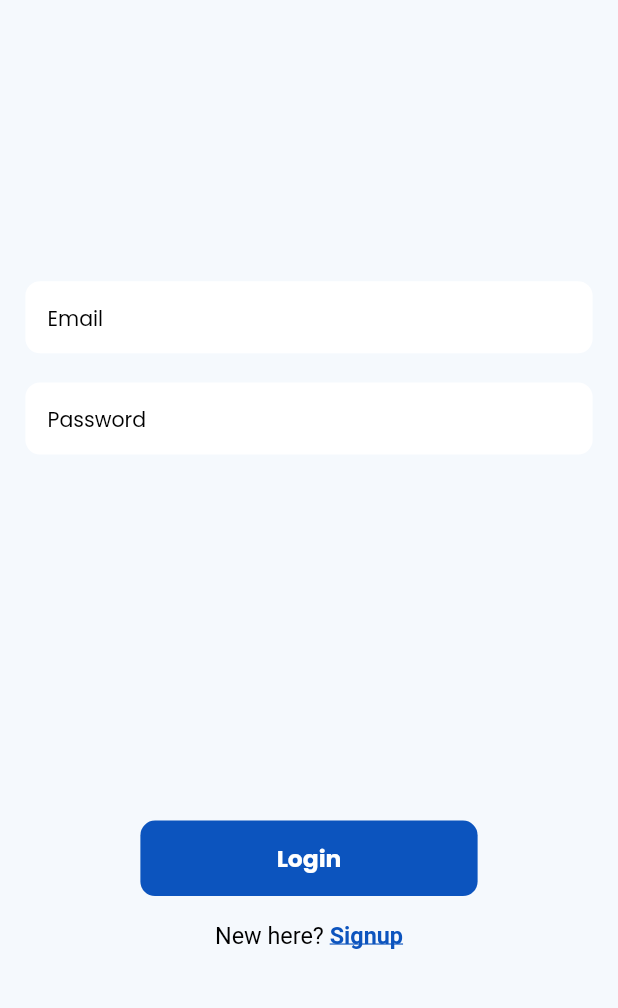
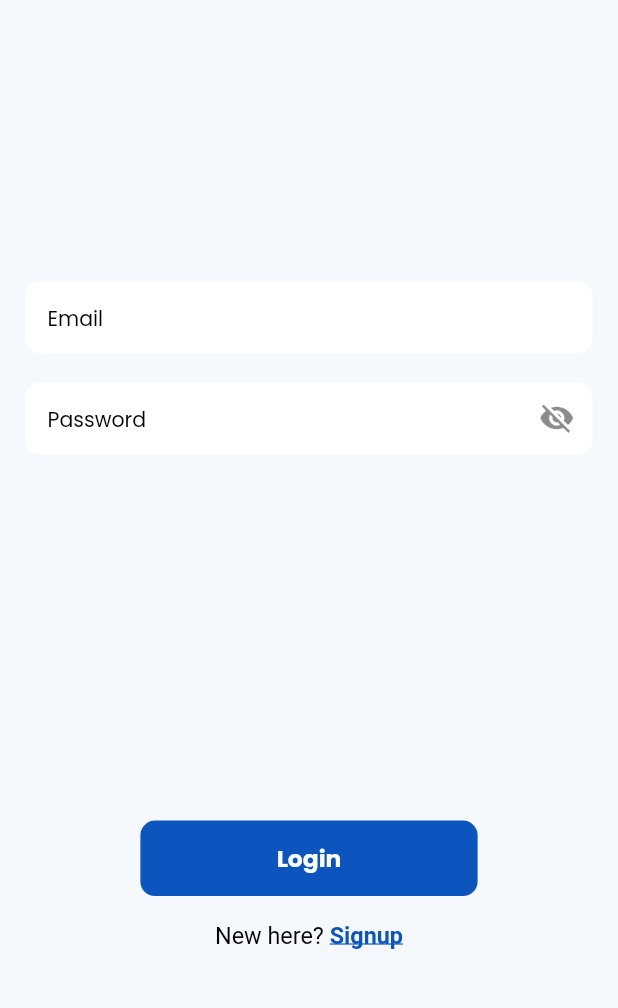
Before and after one commit to SamirOk123/NewsApp, a Flutter app: the screen it shows once a user with an empty profile is signed in, after a tap on the "logout" icon, on a phone screen of 412 x 824 dp, the part 146-1154 px from its top. Run offline on Flutter 3.47's test engine with Material 3 defaults, Android fonts, the phone set to English and light mode, and no system bars; our stand-ins replace cloud_firestore, dartz, dio, firebase_auth, firebase_core, firebase_remote_config and 4 more; accounts and stored records are empty; network calls fail.

Commit message:
implemented all funcionalities, resolved all bugs so far

```diff
--- a/lib/application/news_provider.dart
+++ b/lib/application/news_provider.dart
@@ -21,48 +21,52 @@ class NewsProvider extends ChangeNotifier {
       const None();
 
   Future<void> getNews() async {
+    _setLoadingState();
+    final countryCodeResult = await newsFacade.getCountryCodeFromRemoteConfig();
+
+    countryCodeResult.fold(
+      (failure) => _handleCountryCodeFailure(failure),
+      (countryCode) => _handleCountryCodeSuccess(countryCode),
+    );
+  }
+
+  void _setLoadingState() {
     isLoading = true;
-    newsFailureOrSuccess = const None();
+    isError = false;
     notifyListeners();
-    final Either<RemoteConfigureFailure, String> countryCodeOption =
-        await newsFacade.getCountryCodeFromRemoteConfig();
+  }
 
-    countryCodeOption.fold((failure) async {
-      isLoading = false;
-      countryCodeFailureOrSuccess = Some(left(failure));
-      notifyListeners();
-      final Either<MainFailure, News> newsOption =
-          await newsFacade.getNews(countryCode: countryCode);
+  void _handleCountryCodeFailure(RemoteConfigureFailure failure) async {
+    isLoading = false;
+    countryCodeFailureOrSuccess = Some(left(failure));
+    notifyListeners();
+    await _fetchNews();
+  }
 
-      newsOption.fold((failure) {
-        isLoading = false;
-        newsFailureOrSuccess = Some(left(failure));
-        notifyListeners();
-      }, (success) {
-        isLoading = false;
-        news = success;
-        newsFailureOrSuccess = Some(right(success));
-        notifyListeners();
-      });
-    }, (success) async {
-      countryCode = success;
-      countryCodeFailureOrSuccess = Some(right(success));
-      notifyListeners();
-      final Either<MainFailure, News> newsOption =
-          await newsFacade.getNews(countryCode: countryCode);
+  void _handleCountryCodeSuccess(String countryCode) async {
+    this.countryCode = countryCode;
+    countryCodeFailureOrSuccess = Some(right(countryCode));
+    notifyListeners();
+    await _fetchNews();
+  }
 
-      newsOption.fold((failure) {
+  Future<void> _fetchNews() async {
+    final newsOption = await newsFacade.getNews(countryCode: countryCode);
+
+    newsOption.fold(
+      (failure) {
         isError = true;
         isLoading = false;
         newsFailureOrSuccess = Some(left(failure));
         notifyListeners();
-      }, (success) {
+      },
+      (news) {
         isError = false;
         isLoading = false;
-        news = success;
-        newsFailureOrSuccess = Some(right(success));
+        this.news = news;
+        newsFailureOrSuccess = Some(right(news));
         notifyListeners();
-      });
-    });
+      },
+    );
   }
 }
--- /dev/null
+++ b/lib/application/textfield_provider.dart
@@ -0,0 +1,53 @@
+import 'package:flutter/material.dart';
+import 'package:injectable/injectable.dart';
+
+@injectable
+class TextfieldProvider extends ChangeNotifier {
+  bool _isVisible = false;
+  bool get isVisible => _isVisible;
+
+  //Strong password requirement
+  RegExp strongPassword =
+      RegExp(r'^(?=.*?[A-Z])(?=.*?[a-z])(?=.*?[0-9])(?=.*?[!@#$&*~]).{8,}$');
+
+  //Validated Email Requirement
+  RegExp emailRequirement = RegExp(
+      r"^[a-zA-Z0-9.a-zA-Z0-9.!#$%&'*+-/=?^_`{|}~]+@[a-zA-Z0-9]+\.[a-zA-Z]+");
+
+  //General Validator
+  validator(String value, String message) {
+    if (value.isEmpty) {
+      return message;
+    } else {
+      return null;
+    }
+  }
+
+  //Email validator
+  emailValidator(String value) {
+    if (value.isEmpty) {
+      return "Email is required";
+    } else if (!emailRequirement.hasMatch(value)) {
+      return "Email is not valid";
+    } else {
+      return null;
+    }
+  }
+
+  //Password validator with strong password requirement
+  passwordValidator(String value) {
+    if (value.isEmpty) {
+      return "Password is required";
+    } else if (!strongPassword.hasMatch(value)) {
+      return "8+ chars, 1 uppercase, 1 lowercase, 1 number, 1 special (e.g., !@#\$&*~)";
+    } else {
+      return null;
+    }
+  }
+
+  //Password show & hide
+  void showHidePassword() {
+    _isVisible = !_isVisible;
+    notifyListeners();
+  }
+}
--- a/lib/infrastructure/news_repository.dart
+++ b/lib/infrastructure/news_repository.dart
@@ -26,7 +26,6 @@ class NewsRepository implements NewsFacade {
         return left(const MainFailure.serverFailure());
       }
     } catch (e) {
-      print(e.toString());
       return left(const MainFailure.clientFailure());
     }
   }
--- a/lib/main.dart
+++ b/lib/main.dart
@@ -5,6 +5,7 @@ import 'package:flutter_screenutil/flutter_screenutil.dart';
 import 'package:news_app/application/login_provider.dart';
 import 'package:news_app/application/signup_provider.dart';
 import 'package:news_app/application/news_provider.dart';
+import 'package:news_app/application/textfield_provider.dart';
 import 'package:news_app/core/colors.dart';
 import 'package:news_app/domain/di/injectable.dart';
 import 'package:news_app/presentation/screens/login_screen.dart';
@@ -39,6 +40,9 @@ class MyApp extends StatelessWidget {
             ChangeNotifierProvider<LoginProvider>(
               create: (context) => getIt<LoginProvider>(),
             ),
+            ChangeNotifierProvider<TextfieldProvider>(
+              create: (context) => getIt<TextfieldProvider>(),
+            ),
           ],
           child: MaterialApp(
             title: 'News App',
@@ -71,7 +75,7 @@ class MyApp extends StatelessWidget {
                 } else if (snapshot.hasData) {
                   return const NewsScreen();
                 } else {
-                  return const LoginScreen();
+                  return LoginScreen();
                 }
               },
             ),
--- a/lib/presentation/screens/login_screen.dart
+++ b/lib/presentation/screens/login_screen.dart
@@ -1,6 +1,7 @@
 import 'package:flutter/material.dart';
 import 'package:flutter_screenutil/flutter_screenutil.dart';
 import 'package:news_app/application/login_provider.dart';
+import 'package:news_app/application/textfield_provider.dart';
 import 'package:news_app/core/colors.dart';
 import 'package:news_app/core/helpers.dart';
 import 'package:news_app/presentation/screens/news_screen.dart';
@@ -11,7 +12,9 @@ import 'package:news_app/presentation/widgets/custom_textfield.dart';
 import 'package:provider/provider.dart';
 
 class LoginScreen extends StatelessWidget {
-  const LoginScreen({super.key});
+  LoginScreen({super.key});
+
+  final formKey = GlobalKey<FormState>();
 
   @override
   Widget build(BuildContext context) {
@@ -46,11 +49,15 @@ class LoginScreen extends StatelessWidget {
               },
             ),
           );
+          final textfieldProvider =
+              Provider.of<TextfieldProvider>(context, listen: false);
           return Stack(
             children: [
               SingleChildScrollView(
                 physics: const BouncingScrollPhysics(),
                 padding: EdgeInsets.symmetric(horizontal: 16.w),
+                child: Form(
+                  key: formKey,
                   child: Column(
                     children: [
                       SizedBox(height: 70.h),
@@ -68,21 +75,45 @@ class LoginScreen extends StatelessWidget {
                       SizedBox(height: 192.h),
                       CustomTextField(
                         hintText: "Email",
+                        isVisible: textfieldProvider.isVisible,
+                        inputType: TextInputType.emailAddress,
                         onchanged: (value) {
                           loginProvider.emailChanged(email: value.trim());
                         },
+                        validator: (value) =>
+                            textfieldProvider.emailValidator(value),
                       ),
                       SizedBox(height: 20.h),
+                      Consumer<TextfieldProvider>(
+                        builder: (context, textfieldProvider, child) =>
                             CustomTextField(
                           hintText: "Password",
+                          isVisible: textfieldProvider.isVisible,
+                          validator: (value) => textfieldProvider.validator(
+                              value, "Password is required"),
+                          trailing: IconButton(
+                            onPressed: () =>
+                                textfieldProvider.showHidePassword(),
+                            icon: Icon(!textfieldProvider.isVisible
+                                ? Icons.visibility_off
+                                : Icons.visibility),
+                          ),
                           onchanged: (value) {
-                        loginProvider.passwordChanged(password: value.trim());
+                            loginProvider.passwordChanged(
+                                password: value.trim());
                           },
+                        ),
                       ),
                       SizedBox(height: 250.h),
                       CustomButton(
                         label: 'Login',
-                      onPressed: loginProvider.login,
+                        onPressed: () {
+                          if (formKey.currentState?.validate() == true) {
+                            loginProvider.login();
+                          } else {
+                            return;
+                          }
+                        },
                       ),
                       SizedBox(height: 13.h),
                       CustomRichText(
@@ -94,11 +125,12 @@ class LoginScreen extends StatelessWidget {
                           Navigator.pushReplacement(
                             context,
                             MaterialPageRoute(
-                              builder: (context) => const SignupScreen()),
+                                builder: (context) => SignupScreen()),
                           );
                         },
                       ),
                     ],
+                  ),
                 ),
               ),
               if (loginProvider.isSubmitting)
--- a/lib/presentation/screens/news_screen.dart
+++ b/lib/presentation/screens/news_screen.dart
@@ -78,8 +78,7 @@ class NewsScreen extends StatelessWidget {
                           .clearState();
 
                       Navigator.of(context).pushAndRemoveUntil(
-                        MaterialPageRoute(
-                            builder: (context) => const LoginScreen()),
+                        MaterialPageRoute(builder: (context) => LoginScreen()),
                         (Route<dynamic> route) => false,
                       );
                     },
--- a/lib/presentation/widgets/custom_textfield.dart
+++ b/lib/presentation/widgets/custom_textfield.dart
@@ -1,25 +1,43 @@
 import 'package:flutter/material.dart';
 import 'package:flutter_screenutil/flutter_screenutil.dart';
+import 'package:news_app/application/textfield_provider.dart';
 import 'package:news_app/core/colors.dart';
+import 'package:provider/provider.dart';
 
 class CustomTextField extends StatelessWidget {
   const CustomTextField({
     super.key,
     required this.hintText,
+    this.obscureText,
     this.onchanged,
+    this.validator,
+    this.inputType,
+    this.trailing,
+    required this.isVisible,
   });
 
   final String hintText;
   final void Function(String)? onchanged;
+  final bool? obscureText;
+  final FormFieldValidator? validator;
+  final TextInputType? inputType;
+  final Widget? trailing;
+  final bool isVisible;
 
   @override
   Widget build(BuildContext context) {
-    return TextField(
+    return Consumer<TextfieldProvider>(
+      builder: (context, textfieldProvider, _) => TextFormField(
+        validator: validator,
+        autovalidateMode: AutovalidateMode.onUserInteraction,
         onChanged: onchanged,
+        obscureText: isVisible,
         decoration: InputDecoration(
+          suffixIcon: trailing,
           border: InputBorder.none,
           filled: true,
           fillColor: Colors.white,
+          errorMaxLines: 5,
           hintText: hintText,
           hintStyle: Theme.of(context).textTheme.bodyLarge,
           contentPadding: EdgeInsets.symmetric(horizontal: 14.w, vertical: 7.h),
@@ -29,7 +47,16 @@ class CustomTextField extends StatelessWidget {
           ),
           focusedBorder: OutlineInputBorder(
             borderRadius: BorderRadius.circular(10.r),
-          borderSide: BorderSide(width: 1.h, color: kPrimaryColor),
+            borderSide: BorderSide(width: 2.h, color: kPrimaryColor),
+          ),
+          errorBorder: OutlineInputBorder(
+            borderRadius: BorderRadius.circular(10.r),
+            borderSide: BorderSide(width: 2.h, color: Colors.red),
+          ),
+          focusedErrorBorder: OutlineInputBorder(
+            borderRadius: BorderRadius.circular(10.r),
+            borderSide: BorderSide(width: 2.h, color: Colors.red),
+          ),
         ),
       ),
     );
```
Also changed, not shown: lib/application/login_provider.dart (+2 -6 lines), lib/presentation/screens/signup_screen.dart (+42 -5 lines), lib/domain/di/injectable.config.dart. Lines whose indentation alone changed are shown as unchanged.
